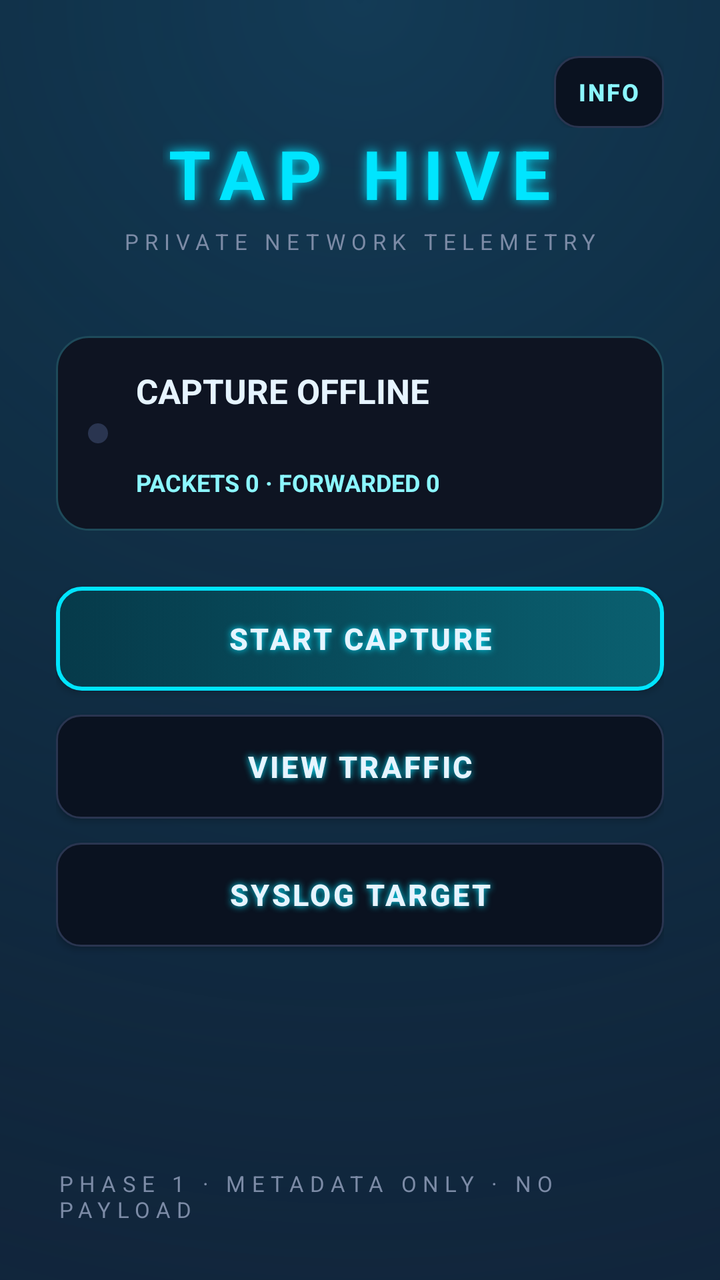
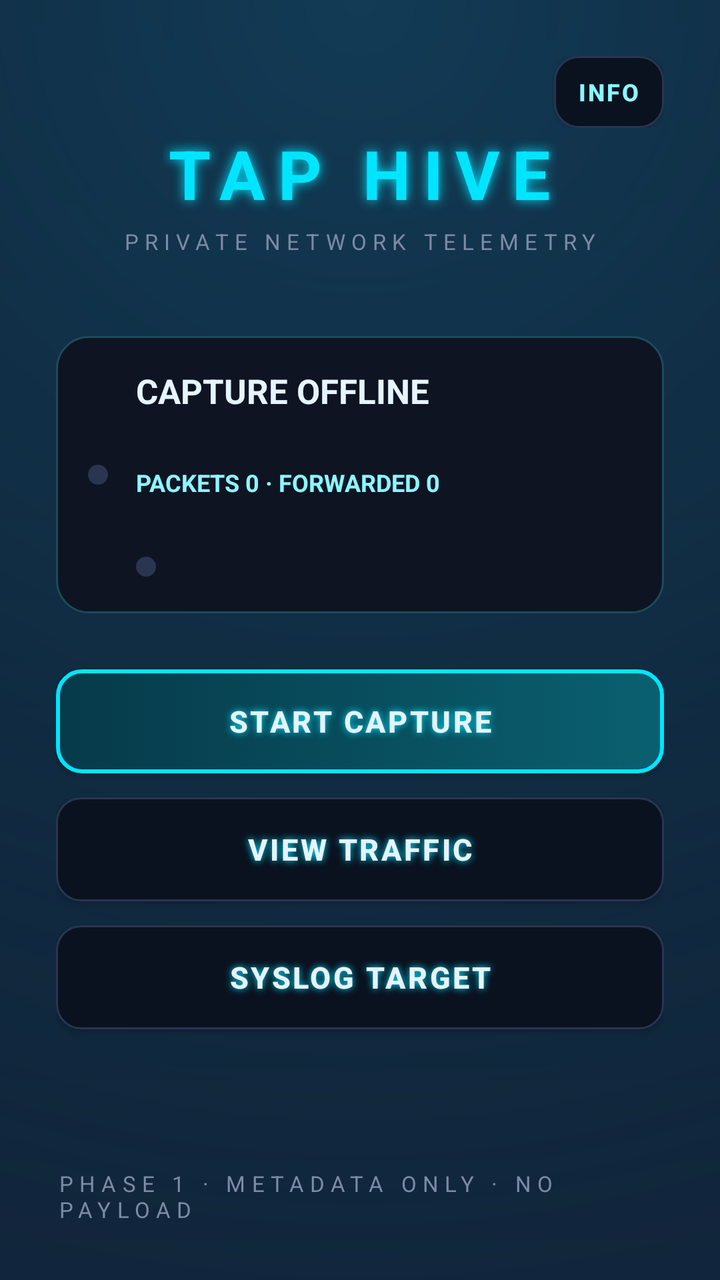

Screens rendered from an Android XML layout before and after an edit, with the pre-edit source and the edit as a unified diff.
<!-- AndroidManifest.xml: application theme AppTheme -->
<!-- res/layout/activity_main.xml -->
<?xml version="1.0" encoding="utf-8"?>
<LinearLayout xmlns:android="http://schemas.android.com/apk/res/android"
    android:layout_width="match_parent"
    android:layout_height="match_parent"
    android:background="@drawable/bg_main"
    android:orientation="vertical"
    android:padding="28dp">

    <LinearLayout
        android:layout_width="match_parent"
        android:layout_height="wrap_content"
        android:gravity="center_vertical"
        android:orientation="horizontal">

        <View
            android:layout_width="0dp"
            android:layout_height="1dp"
            android:layout_weight="1" />

        <Button
            android:id="@+id/info"
            android:layout_width="wrap_content"
            android:layout_height="wrap_content"
            android:background="@drawable/neon_button_ghost"
            android:text="@string/info"
            style="@style/NeonSmallButton" />
    </LinearLayout>

    <TextView
        android:layout_width="wrap_content"
        android:layout_height="wrap_content"
        android:layout_gravity="center_horizontal"
        android:text="@string/title"
        style="@style/NeonTitle" />

    <TextView
        android:layout_width="wrap_content"
        android:layout_height="wrap_content"
        android:layout_gravity="center_horizontal"
        android:layout_marginTop="4dp"
        android:text="@string/subtitle"
        style="@style/NeonSubtitle" />

    <LinearLayout
        android:layout_width="match_parent"
        android:layout_height="wrap_content"
        android:layout_marginTop="40dp"
        android:background="@drawable/neon_card"
        android:gravity="center_vertical"
        android:orientation="horizontal">

        <View
            android:id="@+id/status_dot"
            android:layout_width="10dp"
            android:layout_height="10dp"
            android:background="@drawable/dot_dim" />

        <LinearLayout
            android:layout_width="0dp"
            android:layout_height="wrap_content"
            android:layout_marginStart="14dp"
            android:layout_weight="1"
            android:orientation="vertical">

            <TextView
                android:id="@+id/status"
                android:layout_width="wrap_content"
                android:layout_height="wrap_content"
                android:text="@string/status_idle"
                android:textColor="@color/neon_text"
                android:textSize="17sp"
                android:textStyle="bold" />

            <TextView
                android:id="@+id/syslog_info"
                android:layout_width="wrap_content"
                android:layout_height="wrap_content"
                android:layout_marginTop="4dp"
                android:textColor="@color/neon_muted"
                android:textSize="12sp" />

            <TextView
                android:id="@+id/stats_info"
                android:layout_width="wrap_content"
                android:layout_height="wrap_content"
                android:layout_marginTop="6dp"
                android:text="@string/stats_initial"
                android:textColor="@color/neon_cyan_soft"
                android:textSize="12sp"
                android:textStyle="bold" />
        </LinearLayout>
    </LinearLayout>

    <Button
        android:id="@+id/capture_toggle"
        android:layout_width="match_parent"
        android:layout_height="wrap_content"
        android:layout_marginTop="28dp"
        android:background="@drawable/neon_button_cyan"
        android:text="@string/start_capture"
        style="@style/NeonButton" />

    <Button
        android:id="@+id/traffic"
        android:layout_width="match_parent"
        android:layout_height="wrap_content"
        android:layout_marginTop="12dp"
        android:background="@drawable/neon_button_ghost"
        android:text="@string/view_traffic"
        style="@style/NeonButton" />

    <Button
        android:id="@+id/settings"
        android:layout_width="match_parent"
        android:layout_height="wrap_content"
        android:layout_marginTop="12dp"
        android:background="@drawable/neon_button_ghost"
        android:text="@string/settings"
        style="@style/NeonButton" />

    <View
        android:layout_width="match_parent"
        android:layout_height="0dp"
        android:layout_weight="1" />

    <TextView
        android:layout_width="wrap_content"
        android:layout_height="wrap_content"
        android:layout_gravity="center_horizontal"
        android:text="@string/footer"
        style="@style/NeonSubtitle" />
</LinearLayout>
<!-- resources referenced by this layout -->
<resources>
  <color name="neon_cyan_soft">#8BF6FF</color>
  <color name="neon_muted">#7C8BA6</color>
  <color name="neon_text">#E6F4FF</color>
  <!-- drawable dot_dim (drawable) -->
  <?xml version="1.0" encoding="utf-8"?>
  <shape xmlns:android="http://schemas.android.com/apk/res/android" android:shape="oval">
      <solid android:color="@color/neon_dim" />
      <size android:height="10dp" android:width="10dp" />
  </shape>
  <!-- drawable neon_card (drawable) -->
  <?xml version="1.0" encoding="utf-8"?>
  <shape xmlns:android="http://schemas.android.com/apk/res/android" android:shape="rectangle">
      <solid android:color="@color/neon_surface" />
      <stroke
          android:width="1dp"
          android:color="#1E4A5A" />
      <corners android:radius="16dp" />
      <padding
          android:bottom="16dp"
          android:left="16dp"
          android:right="16dp"
          android:top="16dp" />
  </shape>
  <string name="footer">PHASE 1 · METADATA ONLY · NO PAYLOAD</string>
  <string name="info">INFO</string>
  <string name="settings">SYSLOG TARGET</string>
  <string name="start_capture">START CAPTURE</string>
  <string name="stats_initial">PACKETS 0 · FORWARDED 0</string>
  <string name="status_idle">CAPTURE OFFLINE</string>
  <string name="subtitle">PRIVATE NETWORK TELEMETRY</string>
  <string name="title">TAP HIVE</string>
  <string name="view_traffic">VIEW TRAFFIC</string>
  <style name="NeonButton">
          <item name="android:textColor">@color/neon_text</item>
          <item name="android:textSize">15sp</item>
          <item name="android:textStyle">bold</item>
          <item name="android:letterSpacing">0.08</item>
          <item name="android:minHeight">52dp</item>
          <item name="android:shadowColor">@color/neon_cyan</item>
          <item name="android:shadowDx">0</item>
          <item name="android:shadowDy">0</item>
          <item name="android:shadowRadius">8</item>
      </style>
  <style name="NeonSmallButton">
          <item name="android:textColor">@color/neon_cyan_soft</item>
          <item name="android:textSize">12sp</item>
          <item name="android:textStyle">bold</item>
          <item name="android:letterSpacing">0.08</item>
          <item name="android:minHeight">36dp</item>
          <item name="android:minWidth">0dp</item>
          <item name="android:paddingStart">12dp</item>
          <item name="android:paddingEnd">12dp</item>
      </style>
  <style name="NeonSubtitle">
          <item name="android:textColor">@color/neon_muted</item>
          <item name="android:textSize">11sp</item>
          <item name="android:letterSpacing">0.28</item>
      </style>
  <style name="NeonTitle">
          <item name="android:textColor">@color/neon_cyan</item>
          <item name="android:textSize">34sp</item>
          <item name="android:textStyle">bold</item>
          <item name="android:letterSpacing">0.18</item>
          <item name="android:shadowColor">@color/neon_cyan</item>
          <item name="android:shadowDx">0</item>
          <item name="android:shadowDy">0</item>
          <item name="android:shadowRadius">14</item>
      </style>
  <style name="AppTheme" parent="@android:style/Theme.Material.NoActionBar">
          <item name="android:windowBackground">@drawable/bg_main</item>
          <item name="android:colorAccent">@color/neon_cyan</item>
          <item name="android:textColorPrimary">@color/neon_text</item>
          <item name="android:textColorSecondary">@color/neon_muted</item>
          <item name="android:statusBarColor">@color/neon_bg</item>
          <item name="android:navigationBarColor">@color/neon_bg</item>
          <item name="android:windowLightStatusBar">false</item>
      </style>
  <color name="neon_bg_end">#101A2E</color>
  <color name="neon_bg">#070A12</color>
  <color name="neon_dim">#2A3550</color>
  <color name="neon_cyan">#00E5FF</color>
  <color name="neon_surface">#0E1422</color>
  <!-- unchanged entries left out for length: 3 -->
</resources>

<!-- the commit's change to res/layout/activity_main.xml (unified diff, before → after) -->
@@ -88,6 +88,39 @@
                 android:textColor="@color/neon_cyan_soft"
                 android:textSize="12sp"
                 android:textStyle="bold" />
+
+            <TextView
+                android:id="@+id/format_info"
+                android:layout_width="wrap_content"
+                android:layout_height="wrap_content"
+                android:layout_marginTop="8dp"
+                android:textColor="@color/neon_cyan_soft"
+                android:textSize="11sp"
+                android:textStyle="bold" />
+
+            <LinearLayout
+                android:layout_width="match_parent"
+                android:layout_height="wrap_content"
+                android:layout_marginTop="4dp"
+                android:gravity="center_vertical"
+                android:orientation="horizontal">
+
+                <View
+                    android:id="@+id/target_dot"
+                    android:layout_width="10dp"
+                    android:layout_height="10dp"
+                    android:background="@drawable/dot_dim" />
+
+                <TextView
+                    android:id="@+id/target_state"
+                    android:layout_width="0dp"
+                    android:layout_height="wrap_content"
+                    android:layout_marginStart="8dp"
+                    android:layout_weight="1"
+                    android:singleLine="true"
+                    android:textColor="@color/neon_muted"
+                    android:textSize="11sp" />
+            </LinearLayout>
         </LinearLayout>
     </LinearLayout>
 
